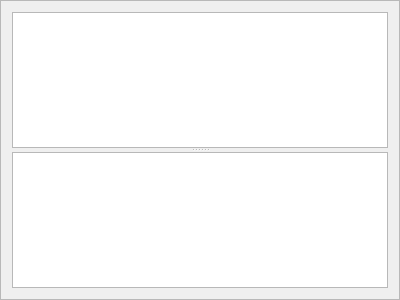
Old version of the form mqt/MqtLogger/locframe.ui in the repository zsteva/backup-minos2.
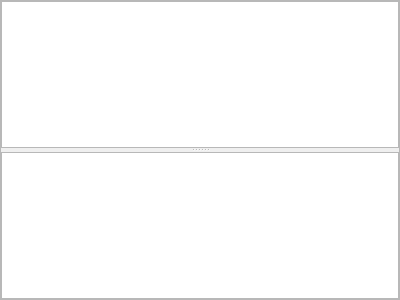
New version of the form. Custom widgets are drawn as their Qt base class.

```diff
--- a/mqt/MqtLogger/locframe.ui
+++ b/mqt/MqtLogger/locframe.ui
@@ -20,6 +20,21 @@
    <enum>QFrame::Raised</enum>
   </property>
   <layout class="QVBoxLayout" name="verticalLayout">
+   <property name="spacing">
+    <number>0</number>
+   </property>
+   <property name="leftMargin">
+    <number>0</number>
+   </property>
+   <property name="topMargin">
+    <number>0</number>
+   </property>
+   <property name="rightMargin">
+    <number>0</number>
+   </property>
+   <property name="bottomMargin">
+    <number>0</number>
+   </property>
    <item>
     <widget class="MinosSplitter" name="locatorSplitter">
      <property name="orientation">
```
